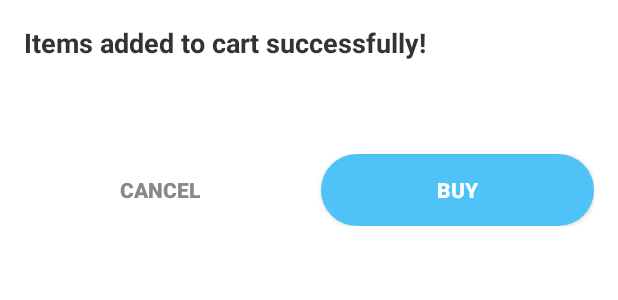
After one commit to Alex-Mazi/DeliveryApp, an Android app built with Jetpack Compose: the layout dialog_cart_summary.xml on its own in the app's theme, with its tools: preview values and no code run, on a phone screen of 412 x 824 dp. The commit adds this screen. Shown: the top 300 px of the screen. Run offline under Robolectric (Android 15) with nearby library versions, the phone set to English and light mode, and no system bars; Roboto replaces fonts that are not available here.

Commit message:
Adding the summary of the purchase to lead to the final buy

```diff
--- /dev/null
+++ b/app/src/main/res/drawable/rounded_buy_button.xml
@@ -0,0 +1,4 @@
+<?xml version="1.0" encoding="utf-8"?>
+<shape xmlns:android="http://schemas.android.com/apk/res/android"
+    android:shape="rectangle">
+    <solid android:color="#4FC3F7"/> <corners android:radius="24dp"/> </shape>
--- /dev/null
+++ b/app/src/main/res/drawable/rounded_dialog_background.xml
@@ -0,0 +1,6 @@
+<?xml version="1.0" encoding="utf-8"?>
+<shape xmlns:android="http://schemas.android.com/apk/res/android"
+    android:shape="rectangle">
+    <solid android:color="@android:color/white"/>
+    <corners android:radius="12dp"/>
+</shape>
--- /dev/null
+++ b/app/src/main/res/layout/dialog_cart_summary.xml
@@ -0,0 +1,56 @@
+<?xml version="1.0" encoding="utf-8"?>
+<LinearLayout xmlns:android="http://schemas.android.com/apk/res/android"
+    android:layout_width="match_parent"
+    android:layout_height="wrap_content"
+    android:orientation="vertical"
+    android:padding="16dp"
+    android:background="@drawable/rounded_dialog_background">
+
+    <TextView
+        android:layout_width="wrap_content"
+        android:layout_height="wrap_content"
+        android:text="@string/items_added_to_cart_successfully"
+        android:textSize="18sp"
+        android:textStyle="bold"
+        android:textColor="#333333"
+        android:layout_marginBottom="16dp"/>
+
+    <TextView
+        android:id="@+id/dialog_cart_items_summary"
+        android:layout_width="match_parent"
+        android:layout_height="wrap_content"
+        android:textSize="16sp"
+        android:textColor="#666666"
+        android:layout_marginBottom="24dp"/>
+
+    <LinearLayout
+        android:layout_width="match_parent"
+        android:layout_height="wrap_content"
+        android:orientation="horizontal"
+        android:gravity="center_horizontal">
+
+        <androidx.appcompat.widget.AppCompatButton
+            android:id="@+id/dialog_cancel_button"
+            android:layout_width="0dp"
+            android:layout_height="wrap_content"
+            android:layout_weight="1"
+            android:text="@string/cancel"
+            android:textColor="#888888"
+            android:background="@android:color/transparent"
+            android:textStyle="bold"
+            android:layout_marginEnd="8dp"/>
+
+        <androidx.appcompat.widget.AppCompatButton
+            android:id="@+id/dialog_buy_button"
+            android:layout_width="0dp"
+            android:layout_height="wrap_content"
+            android:layout_weight="1"
+            android:text="@string/buy"
+            android:textColor="@android:color/white"
+            android:background="@drawable/rounded_buy_button"
+            android:textStyle="bold"
+            android:layout_marginStart="8dp"/>
+
+    </LinearLayout>
+
+</LinearLayout>
--- a/app/src/main/res/values/strings.xml
+++ b/app/src/main/res/values/strings.xml
@@ -38,4 +38,7 @@
     <string name="description_placeholder">Description: N/A</string>
     <string name="avg_rating_placeholder">Avg Rating: N/A</string>
     <string name="price_range_placeholder">Price Range: N/A</string>
+    <string name="cancel">CANCEL</string>
+    <string name="buy">BUY</string>
+    <string name="items_added_to_cart_successfully">Items added to cart successfully!</string>
 </resources>
```
Also changed, not shown: app/src/main/java/com/example/deliveryapp/view/PurchaseActivities/PurchaseActivity.java (+32 -10 lines).
